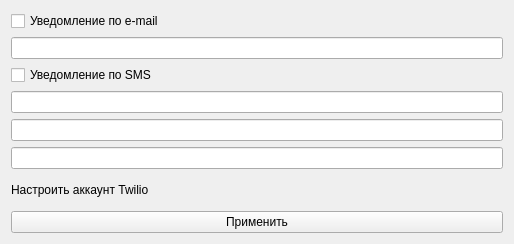
This is Views/UI/NotificationWindow.ui in MrDiz2112/home_security as Qt 5 draws it before an edit. The edited form follows.
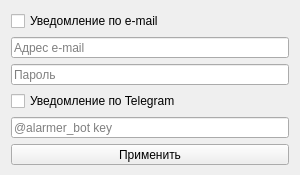
This is the edited form.

```diff
--- a/Views/UI/NotificationWindow.ui
+++ b/Views/UI/NotificationWindow.ui
@@ -6,10 +6,22 @@
    <rect>
     <x>0</x>
     <y>0</y>
-    <width>514</width>
-    <height>244</height>
+    <width>300</width>
+    <height>175</height>
    </rect>
   </property>
+  <property name="minimumSize">
+   <size>
+    <width>300</width>
+    <height>175</height>
+   </size>
+  </property>
+  <property name="maximumSize">
+   <size>
+    <width>400</width>
+    <height>175</height>
+   </size>
+  </property>
   <property name="windowTitle">
    <string>Настройка уведомлений</string>
   </property>
@@ -22,31 +34,36 @@
     </widget>
    </item>
    <item>
-    <widget class="QLineEdit" name="emailLineEdit"/>
+    <widget class="QLineEdit" name="emailLineEdit">
+     <property name="placeholderText">
+      <string>Адрес e-mail</string>
+     </property>
+    </widget>
    </item>
    <item>
-    <widget class="QCheckBox" name="smsCheckBox">
-     <property name="text">
-      <string>Уведомление по SMS</string>
+    <widget class="QLineEdit" name="passwordLineEdit">
+     <property name="echoMode">
+      <enum>QLineEdit::Password</enum>
      </property>
+     <property name="placeholderText">
+      <string>Пароль</string>
+     </property>
     </widget>
    </item>
    <item>
-    <widget class="QLineEdit" name="lineEdit"/>
+    <widget class="QCheckBox" name="telegramCheckBox">
+     <property name="text">
+      <string>Уведомление по Telegram</string>
+     </property>
+    </widget>
    </item>
    <item>
-    <widget class="QLineEdit" name="lineEdit_2"/>
-   </item>
-   <item>
-    <widget class="QLineEdit" name="lineEdit_3"/>
-   </item>
-   <item>
-    <widget class="QLabel" name="label">
-     <property name="text">
-      <string>Настроить аккаунт Twilio</string>
+    <widget class="QLineEdit" name="telegramLineEdit">
+     <property name="readOnly">
+      <bool>false</bool>
      </property>
-     <property name="openExternalLinks">
-      <bool>true</bool>
+     <property name="placeholderText">
+      <string>@alarmer_bot key</string>
      </property>
     </widget>
    </item>
```
Left out of the diff: 2 changed lines with no effect on the pictures.
